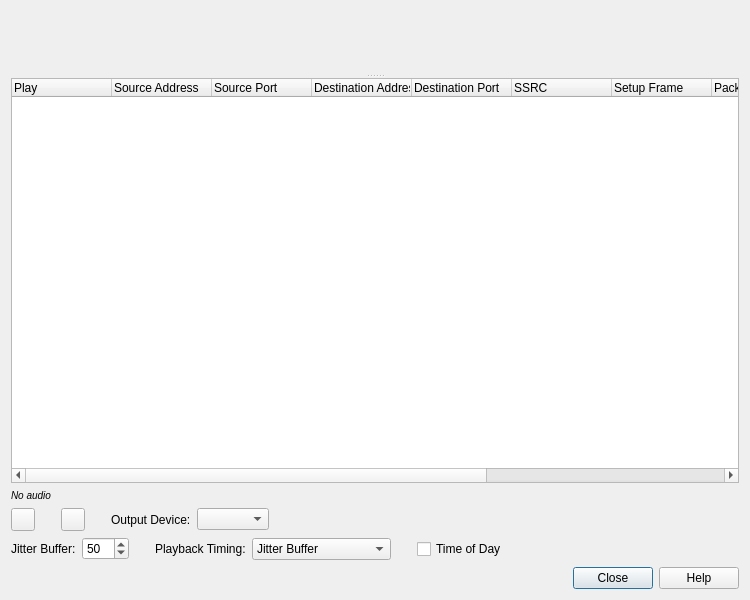
Old version of the form ui/qt/rtp_player_dialog.ui in the repository deepin-community/wireshark.
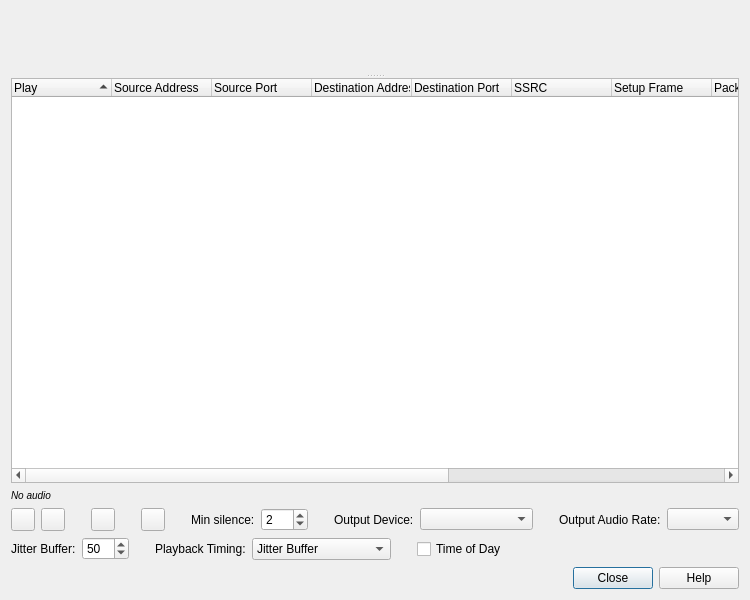
New version of the form. Custom widgets are drawn as their Qt base class.

Patch:
```diff
--- a/ui/qt/rtp_player_dialog.ui
+++ b/ui/qt/rtp_player_dialog.ui
@@ -30,6 +30,12 @@
       <property name="itemsExpandable">
        <bool>false</bool>
       </property>
+      <property name="sortingEnabled">
+       <bool>true</bool>
+      </property>
+      <property name="expandsOnDoubleClick">
+       <bool>false</bool>
+      </property>
       <column>
        <property name="text">
         <string>Play</string>
@@ -77,7 +83,18 @@
       </column>
       <column>
        <property name="text">
-        <string>Sample Rate (Hz)</string>
+        <string>SR (Hz)</string>
+       </property>
+       <property name="toolTip">
+        <string>Sample rate of codec</string>
+       </property>
+      </column>
+      <column>
+       <property name="text">
+        <string>PR (Hz)</string>
+       </property>
+       <property name="toolTip">
+        <string>Play rate of decoded audio (depends e. g. on selected sound card)</string>
        </property>
       </column>
       <column>
@@ -123,12 +140,25 @@
     </widget>
    </item>
    <item>
-    <layout class="QHBoxLayout" name="horizontalLayout" stretch="0,0,0,0,0,0,1">
+    <layout class="QHBoxLayout" name="horizontalLayout" stretch="0,0,0,0,0,0,0,0,0,0,0,1,0,0">
      <item>
       <widget class="QToolButton" name="playButton">
        <property name="text">
         <string/>
        </property>
+       <property name="toolTip">
+        <string>Start playback of all unmuted streams</string>
+       </property>
+      </widget>
+     </item>
+     <item>
+      <widget class="QToolButton" name="pauseButton">
+       <property name="text">
+        <string/>
+       </property>
+       <property name="toolTip">
+        <string>Pause/unpause playback</string>
+       </property>
       </widget>
      </item>
      <item>
@@ -136,6 +166,9 @@
        <property name="orientation">
         <enum>Qt::Horizontal</enum>
        </property>
+       <property name="sizeType">
+        <enum>QSizePolicy::Fixed</enum>
+       </property>
        <property name="sizeHint" stdset="0">
         <size>
          <width>20</width>
@@ -156,6 +189,77 @@
        <property name="orientation">
         <enum>Qt::Horizontal</enum>
        </property>
+       <property name="sizeType">
+        <enum>QSizePolicy::Fixed</enum>
+       </property>
+       <property name="sizeHint" stdset="0">
+        <size>
+         <width>20</width>
+         <height>10</height>
+        </size>
+       </property>
+      </spacer>
+     </item>
+     <item>
+      <widget class="QToolButton" name="skipSilenceButton">
+       <property name="text">
+        <string/>
+       </property>
+       <property name="toolTip">
+        <string>Enable/disable skipping of silence during playback</string>
+       </property>
+      </widget>
+     </item>
+     <item>
+      <spacer name="horizontalSpacer_7">
+       <property name="orientation">
+        <enum>Qt::Horizontal</enum>
+       </property>
+       <property name="sizeType">
+        <enum>QSizePolicy::Fixed</enum>
+       </property>
+       <property name="sizeHint" stdset="0">
+        <size>
+         <width>20</width>
+         <height>10</height>
+        </size>
+       </property>
+      </spacer>
+     </item>
+     <item>
+      <widget class="QLabel" name="label">
+       <property name="text">
+        <string>Min silence:</string>
+       </property>
+      </widget>
+     </item>
+     <item>
+      <widget class="QDoubleSpinBox" name="minSilenceSpinBox">
+       <property name="toolTip">
+        <string>Minimum silence duration to skip in seconds</string>
+       </property>
+       <property name="decimals">
+        <number>0</number>
+       </property>
+       <property name="minimum">
+        <double>1.000000000000000</double>
+       </property>
+       <property name="singleStep">
+        <double>1.000000000000000</double>
+       </property>
+       <property name="value">
+        <double>2.000000000000000</double>
+       </property>
+      </widget>
+     </item>
+     <item>
+      <spacer name="horizontalSpacer_8">
+       <property name="orientation">
+        <enum>Qt::Horizontal</enum>
+       </property>
+       <property name="sizeType">
+        <enum>QSizePolicy::Fixed</enum>
+       </property>
        <property name="sizeHint" stdset="0">
         <size>
          <width>20</width>
@@ -179,20 +283,33 @@
        <property name="orientation">
         <enum>Qt::Horizontal</enum>
        </property>
+       <property name="sizeType">
+        <enum>QSizePolicy::Fixed</enum>
+       </property>
        <property name="sizeHint" stdset="0">
         <size>
-         <width>40</width>
-         <height>20</height>
+         <width>20</width>
+         <height>10</height>
         </size>
        </property>
       </spacer>
      </item>
+     <item>
+      <widget class="QLabel" name="label_4">
+       <property name="text">
+        <string>Output Audio Rate:</string>
+       </property>
+      </widget>
+     </item>
+     <item>
+      <widget class="QComboBox" name="outputAudioRate"/>
+     </item>
     </layout>
    </item>
    <item>
     <layout class="QHBoxLayout" name="horizontalLayout_2" stretch="0,0,0,0,0,0,0,1">
      <item>
-      <widget class="QLabel" name="label">
+      <widget class="QLabel" name="label_1">
        <property name="text">
         <string>Jitter Buffer:</string>
        </property>
```
Left out of the diff: 328 changed lines with no effect on the pictures.
